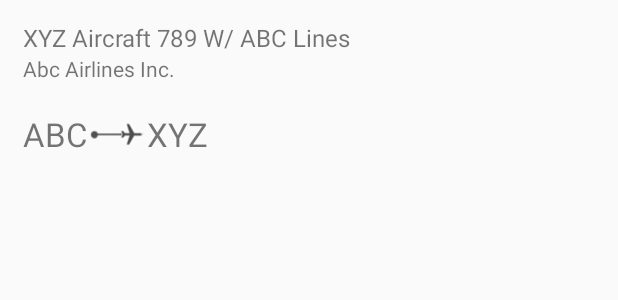
After one commit to gurinderhans/WhatPlaneIsThat, an Android app: the layout anchored_panel_layout.xml on its own in the app's theme, with its tools: preview values and no code run, on a phone screen of 412 x 824 dp. The commit adds this screen. Shown: the top 300 px of the screen. Run offline under Robolectric (Android 15) with nearby library versions, the phone set to English and light mode, and no system bars.

Commit message:
update plane model, panel view animations

```diff
--- /dev/null
+++ b/app/android/WhatPlaneIsThat/app/src/main/res/layout/anchored_panel_layout.xml
@@ -0,0 +1,59 @@
+<?xml version="1.0" encoding="utf-8"?>
+<LinearLayout xmlns:android="http://schemas.android.com/apk/res/android"
+    android:layout_width="match_parent"
+    android:layout_height="match_parent"
+    android:orientation="vertical">
+
+    <LinearLayout
+        android:layout_width="match_parent"
+        android:layout_height="wrap_content"
+        android:orientation="vertical"
+        android:paddingEnd="15dp"
+        android:paddingLeft="15dp"
+        android:paddingRight="15dp"
+        android:paddingStart="15dp"
+        android:layout_marginTop="13.7dp">
+
+        <TextView
+            android:layout_width="wrap_content"
+            android:layout_height="wrap_content"
+            android:text="XYZ Aircraft 789 W/ ABC Lines"
+            android:textSize="16sp" />
+
+        <TextView
+            android:layout_width="wrap_content"
+            android:layout_height="wrap_content"
+            android:text="Abc Airlines Inc." />
+    </LinearLayout>
+
+    <LinearLayout
+        android:layout_width="match_parent"
+        android:layout_height="wrap_content"
+        android:orientation="horizontal"
+        android:paddingEnd="15dp"
+        android:paddingLeft="15dp"
+        android:paddingRight="15dp"
+        android:paddingStart="15dp"
+        android:layout_marginTop="13.7dp">
+
+        <TextView
+            android:layout_width="wrap_content"
+            android:layout_height="wrap_content"
+            android:layout_gravity="center"
+            android:text="ABC"
+            android:textSize="22sp" />
+
+        <ImageView
+            android:layout_width="40dp"
+            android:layout_height="40dp"
+            android:layout_gravity="center"
+            android:src="@drawable/plane_from_to" />
+
+        <TextView
+            android:layout_width="wrap_content"
+            android:layout_height="wrap_content"
+            android:layout_gravity="center"
+            android:text="XYZ"
+            android:textSize="22sp" />
+    </LinearLayout>
+</LinearLayout>
```
Also changed, not shown: app/android/WhatPlaneIsThat/app/src/main/java/gurinderhans/me/whatplaneisthat/Constants.java (+18 -9 lines), app/android/WhatPlaneIsThat/app/src/main/java/gurinderhans/me/whatplaneisthat/MainActivity.java (+132 -14 lines), app/android/WhatPlaneIsThat/app/src/main/java/gurinderhans/me/whatplaneisthat/Plane.java (+90 -2 lines), app/android/WhatPlaneIsThat/app/src/main/res/layout/activity_main.xml (+11 -10 lines), app/android/WhatPlaneIsThat/app/src/main/res/layout/collapsed_panel_layout.xml (renamed from app/android/WhatPlaneIsThat/app/src/main/res/layout/panelbar_top.xml).
